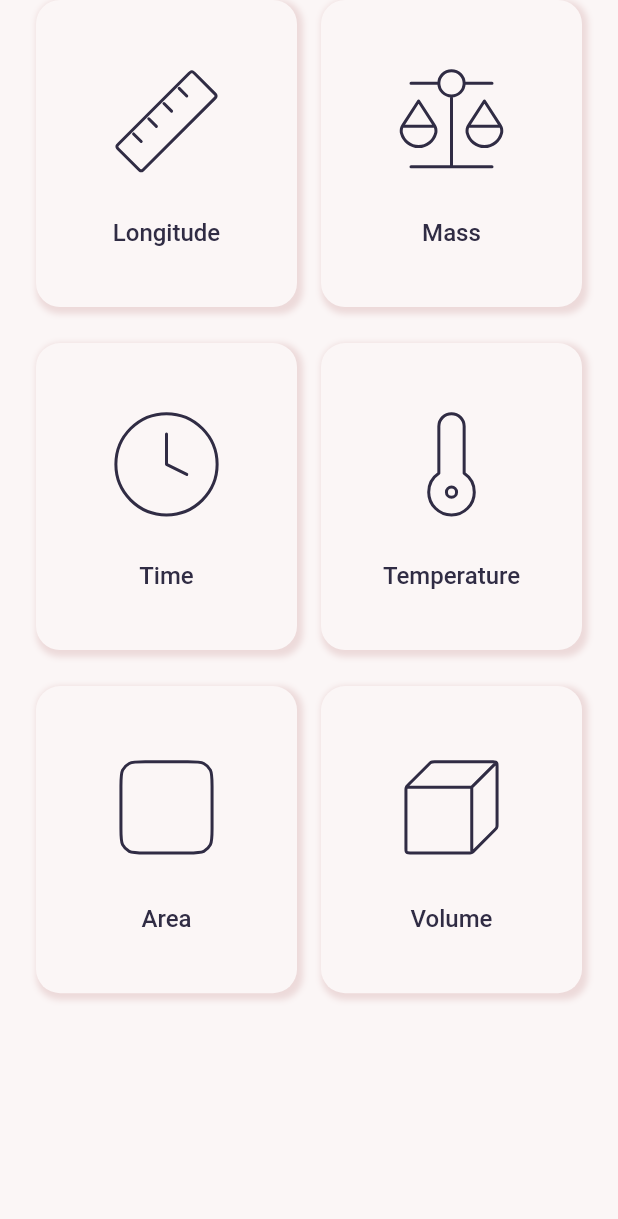
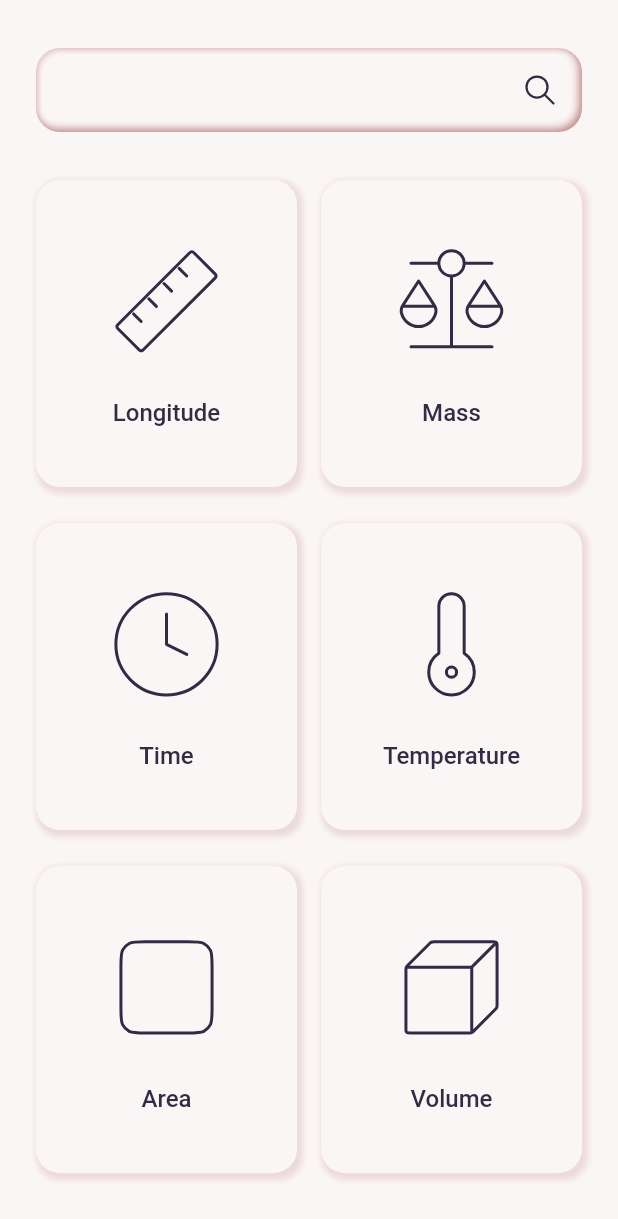
Before and after one commit to AntonioJoaquin/unit_converter_flutter, a Flutter app: the screen it shows after launch, on a phone screen of 412 x 824 dp. Shown: the top 1219 px of the screen. Run offline on Flutter 3.47's test engine with Material 2 defaults, Android fonts, the phone set to English and light mode, and no system bars; our stand-ins replace flutter_inset_box_shadow, flutter_svg.

Commit message:
#1- Add search input into design

```diff
--- a/lib/view/src/common/style/media.dart
+++ b/lib/view/src/common/style/media.dart
@@ -2,6 +2,7 @@ abstract class Media {
   static const String icArea = 'assets/icons/ic_area.svg';
   static const String icLongitude = 'assets/icons/ic_longitude.svg';
   static const String icMass = 'assets/icons/ic_mass.svg';
+  static const String icSearch = 'assets/icons/ic_search.svg';
   static const String icTemperature = 'assets/icons/ic_temperature.svg';
   static const String icTime = 'assets/icons/ic_time.svg';
   static const String icVolume = 'assets/icons/ic_volume.svg';
--- a/lib/view/src/pages/home/home_page.dart
+++ b/lib/view/src/pages/home/home_page.dart
@@ -1,8 +1,11 @@
 import 'package:flutter/material.dart';
+import 'package:flutter_inset_box_shadow/flutter_inset_box_shadow.dart'
+    as inset;
 import 'package:flutter_svg/svg.dart';
 
 import '../../common/converter.dart';
 import '../../common/style/color.dart';
+import '../../common/style/media.dart';
 
 class HomePage extends StatelessWidget {
   const HomePage({Key? key}) : super(key: key);
@@ -16,7 +19,41 @@ class HomePage extends StatelessWidget {
             padding: const EdgeInsets.symmetric(horizontal: 24.0),
             child: Column(
               children: [
-                GridView.builder(
+                const SizedBox(height: 32.0),
+                Container(
+                  height: kToolbarHeight,
+                  width: double.infinity,
+                  decoration: inset.BoxDecoration(
+                    borderRadius: BorderRadius.circular(16.0),
+                    color: ColorPalette.background,
+                    boxShadow: [
+                      inset.BoxShadow(
+                        offset: -const Offset(2, 2),
+                        blurRadius: 4.0,
+                        color: ColorPalette.primary,
+                        inset: true,
+                      ),
+                      inset.BoxShadow(
+                        offset: const Offset(2, 2),
+                        blurRadius: 2.0,
+                        color: ColorPalette.shadow,
+                        inset: true,
+                      ),
+                    ],
+                  ),
+                  child: const _CustomInput(),
+                ),
+                const SizedBox(height: 32.0),
+                _buildCategoryList(),
+              ],
+            ),
+          ),
+        ),
+      ),
+    );
+  }
+
+  Widget _buildCategoryList() => GridView.builder(
         shrinkWrap: true,
         physics: const NeverScrollableScrollPhysics(),
         gridDelegate: const SliverGridDelegateWithFixedCrossAxisCount(
@@ -29,14 +66,46 @@ class HomePage extends StatelessWidget {
         itemBuilder: (_, index) => _CategoryItem(
           item: Converter.values[index],
         ),
-                ),
-              ],
-            ),
+      );
+}
+
+class _CustomInput extends StatelessWidget {
+  const _CustomInput({
+    Key? key,
+  }) : super(key: key);
+
+  @override
+  Widget build(BuildContext context) {
+    return Container(
+      width: double.infinity,
+      padding: const EdgeInsets.symmetric(horizontal: 16.0),
+      child: Center(
+        child: TextField(
+          decoration: _buildInputDecoration(),
+          textAlignVertical: TextAlignVertical.center,
+          cursorColor: ColorPalette.primary,
+          style: const TextStyle(
+            fontSize: 16.0,
+            color: ColorPalette.content,
           ),
         ),
       ),
     );
   }
+
+  InputDecoration _buildInputDecoration() => InputDecoration(
+        border: InputBorder.none,
+        contentPadding: const EdgeInsets.only(bottom: .0),
+        isDense: true,
+        suffixIcon: SvgPicture.asset(
+          Media.icSearch,
+          height: 24.0,
+          color: ColorPalette.content,
+        ),
+        suffixIconConstraints: const BoxConstraints(
+          minHeight: 32.0,
+        ),
+      );
 }
 
 class _CategoryItem extends StatelessWidget {
--- a/pubspec.yaml
+++ b/pubspec.yaml
@@ -33,7 +33,7 @@ dependencies:
     sdk: flutter
 
   flutter_svg: ^1.1.5
-
+  flutter_inset_box_shadow: ^1.0.8
 
   # The following adds the Cupertino Icons font to your application.
   # Use with the CupertinoIcons class for iOS style icons.
```
Also changed, not shown: assets/icons/ic_search.svg (added). Lines whose indentation alone changed are shown as unchanged.
